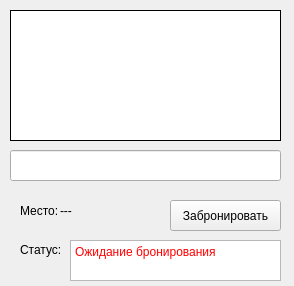
Old version of the form film.ui in the repository AnastasiaPotapova/Cinematic.
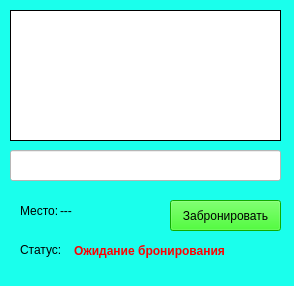
New version of the form.

```diff
--- a/film.ui
+++ b/film.ui
@@ -10,11 +10,26 @@
     <height>286</height>
    </rect>
   </property>
+  <property name="minimumSize">
+   <size>
+    <width>0</width>
+    <height>0</height>
+   </size>
+  </property>
+  <property name="maximumSize">
+   <size>
+    <width>294</width>
+    <height>286</height>
+   </size>
+  </property>
   <property name="mouseTracking">
    <bool>true</bool>
   </property>
   <property name="windowTitle">
-   <string>Form</string>
+   <string>FilmWindow</string>
+  </property>
+  <property name="styleSheet">
+   <string notr="true">background-color: rgb(26, 255, 236);</string>
   </property>
   <widget class="QPushButton" name="btn_choose">
    <property name="geometry">
@@ -31,6 +46,9 @@
      <verstretch>0</verstretch>
     </sizepolicy>
    </property>
+   <property name="styleSheet">
+    <string notr="true">background-color: rgb(24, 241, 0);</string>
+   </property>
    <property name="text">
     <string>Забронировать</string>
    </property>
@@ -50,6 +68,9 @@
      <verstretch>0</verstretch>
     </sizepolicy>
    </property>
+   <property name="styleSheet">
+    <string notr="true">background-color: rgb(255, 255, 255);</string>
+   </property>
   </widget>
   <widget class="QLabel" name="coords_wr">
    <property name="geometry">
@@ -85,6 +106,12 @@
      <verstretch>0</verstretch>
     </sizepolicy>
    </property>
+   <property name="styleSheet">
+    <string notr="true">background-color: transparent;</string>
+   </property>
+   <property name="frameShape">
+    <enum>QFrame::NoFrame</enum>
+   </property>
    <property name="text">
     <string>---</string>
    </property>
@@ -123,12 +150,24 @@
      <verstretch>0</verstretch>
     </sizepolicy>
    </property>
+   <property name="styleSheet">
+    <string notr="true">background-color: transparent;</string>
+   </property>
+   <property name="frameShape">
+    <enum>QFrame::NoFrame</enum>
+   </property>
+   <property name="verticalScrollBarPolicy">
+    <enum>Qt::ScrollBarAsNeeded</enum>
+   </property>
+   <property name="horizontalScrollBarPolicy">
+    <enum>Qt::ScrollBarAsNeeded</enum>
+   </property>
    <property name="html">
     <string>&lt;!DOCTYPE HTML PUBLIC &quot;-//W3C//DTD HTML 4.0//EN&quot; &quot;http://www.w3.org/TR/REC-html40/strict.dtd&quot;&gt;
 &lt;html&gt;&lt;head&gt;&lt;meta name=&quot;qrichtext&quot; content=&quot;1&quot; /&gt;&lt;style type=&quot;text/css&quot;&gt;
 p, li { white-space: pre-wrap; }
 &lt;/style&gt;&lt;/head&gt;&lt;body style=&quot; font-family:'MS Shell Dlg 2'; font-size:8.25pt; font-weight:400; font-style:normal;&quot;&gt;
-&lt;p style=&quot; margin-top:0px; margin-bottom:0px; margin-left:0px; margin-right:0px; -qt-block-indent:0; text-indent:0px;&quot;&gt;&lt;span style=&quot; font-size:9pt; color:#ff0000;&quot;&gt;Ожидание бронирования&lt;/span&gt;&lt;/p&gt;&lt;/body&gt;&lt;/html&gt;</string>
+&lt;p style=&quot; margin-top:0px; margin-bottom:0px; margin-left:0px; margin-right:0px; -qt-block-indent:0; text-indent:0px;&quot;&gt;&lt;span style=&quot; font-size:9pt; font-weight:600; color:#ff0000;&quot;&gt;Ожидание бронирования&lt;/span&gt;&lt;/p&gt;&lt;/body&gt;&lt;/html&gt;</string>
    </property>
   </widget>
   <widget class="QLabel" name="room_session">
```
Left out of the diff: 6 changed lines with no effect on the pictures.
